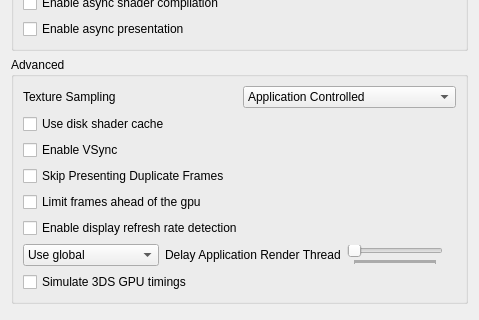
Above: src/citra_qt/configuration/configure_graphics.ui from azahar-emu/azahar before the change; both pictures show x 0 to 479 and y 294 to 614 of the 479 by 614 pixel window. Below: the same form after it.
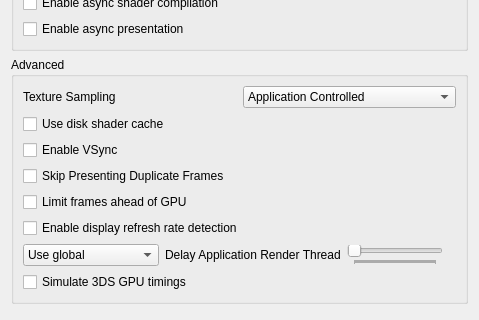
That is the form after the change.

Commit message:
Adjusted setting title and description
Additionally fixes the Qt frontend having an incorrect description for this setting

```diff
--- a/src/citra_qt/configuration/configure_graphics.ui
+++ b/src/citra_qt/configuration/configure_graphics.ui
@@ -330,7 +330,7 @@
          <string>&lt;html&gt;&lt;head/&gt;&lt;body&gt;&lt;p&gt;When enabled, this setting detects when the refresh rate of the screen is below that of the 3DS, and when it is, disables VSync automatically to avoid emulation speed being forced below 100%.&lt;/p&gt;&lt;/body&gt;&lt;/html&gt;</string>
         </property>
         <property name="text">
-         <string>Limit frames ahead of the gpu</string>
+         <string>Limit frames ahead of GPU</string>
         </property>
        </widget>
       </item>
```
Left out of the diff: 2 changed lines with no effect on the pictures. The commit also changes 1 other file.
